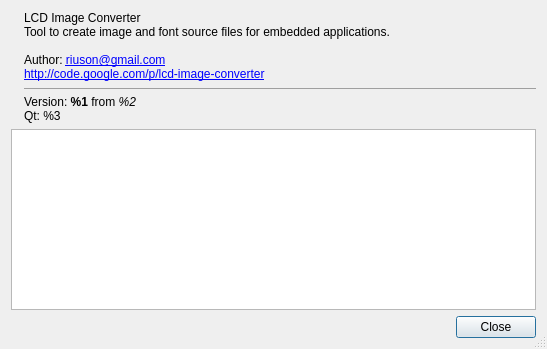
First picture: the form in controls/dialogabout.ui, repository riuson/lcd-image-converter, before the edit.
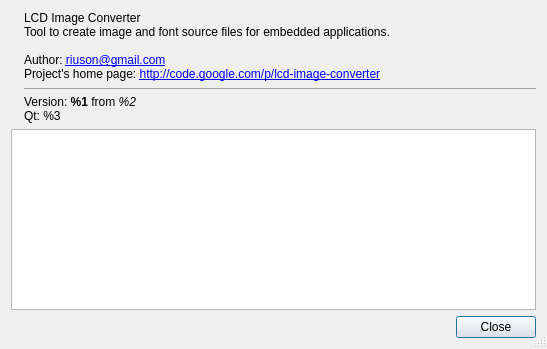
Second picture: the form after the edit. Icons and pictures are not drawn.

Commit message: Fixed 'about' text and translation

```diff
--- a/controls/dialogabout.ui
+++ b/controls/dialogabout.ui
@@ -43,7 +43,7 @@
 &lt;br/&gt;
 Author: 
 &lt;a href=&quot;mailto:riuson@gmail.com?subject=lcd-image-converter&amp;&quot;&gt;riuson@gmail.com&lt;/a&gt;&lt;br/&gt;
-&lt;a href=&quot;http://code.google.com/p/lcd-image-converter&quot;&gt;http://code.google.com/p/lcd-image-converter&lt;/a&gt;
+Project's home page: &lt;a href=&quot;http://code.google.com/p/lcd-image-converter&quot;&gt;http://code.google.com/p/lcd-image-converter&lt;/a&gt;
 &lt;hr/&gt;
 Version: &lt;b&gt;%1&lt;/b&gt; from &lt;i&gt;%2&lt;/i&gt;&lt;br/&gt;
 Qt: %3</string>
```
The commit also changes 1 other file.
